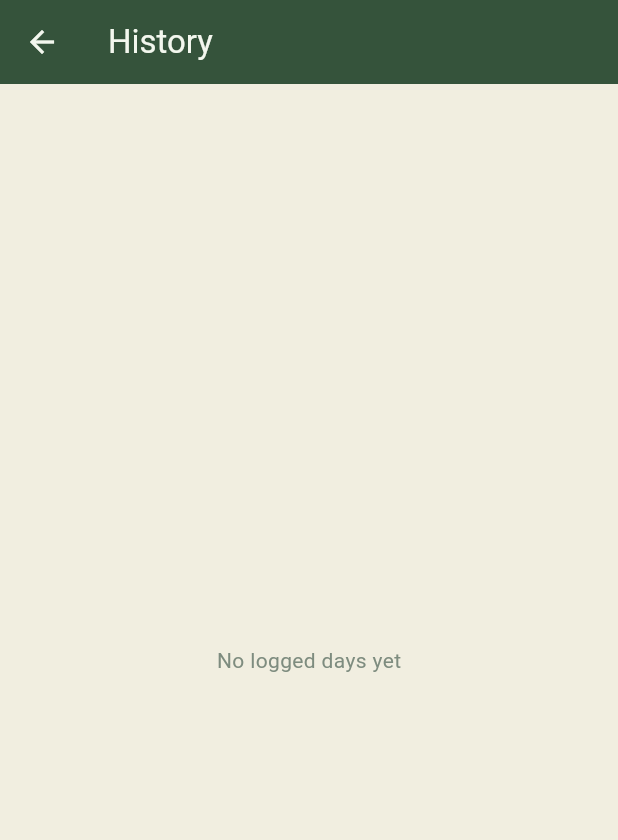
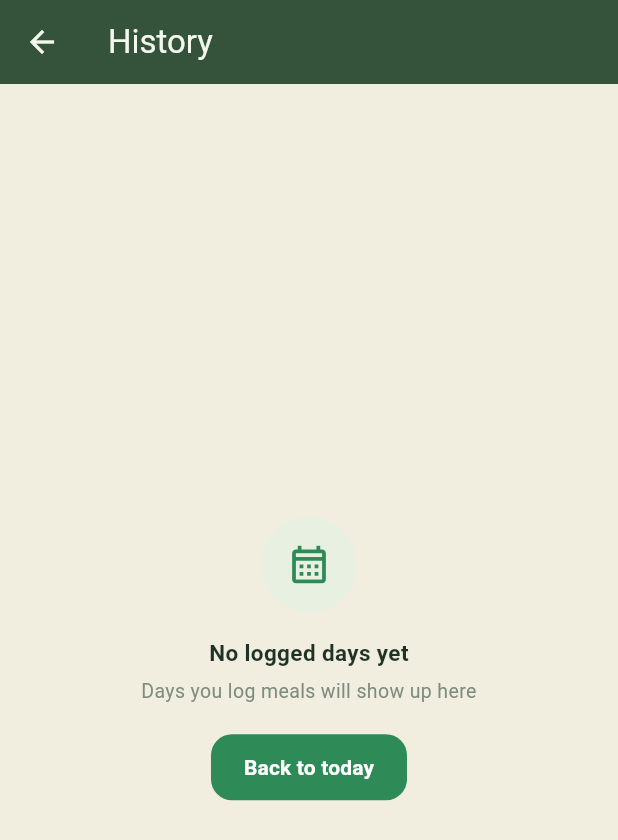
Before and after one commit to abdulmoezshadi90-art/calorie_tracker, a Flutter app: the HomeScreen screen opened directly, after a tap on the "history" icon, on a phone screen of 412 x 824 dp. Shown: the top 840 px of the screen. Run offline on Flutter 3.47's test engine with Material 3 defaults, Android fonts, the phone set to English and light mode, and no system bars; our stand-ins replace shared_preferences; accounts and stored records are empty.

Commit message:
Empty states x4 with friendly EN/AR lines and clear actions
Shared EmptyState widget (icon, line, optional hint, one action) used
by search (clear-search restores the list), history (back to today),
and meal detail (add a food into search). Home gets an inline banner
when the selected day has no entries, opening the same meal chooser as
the add button (_chooseMeal promoted to top-level). 4 new tests, one
per state, each exercising its action. Closes #7.

Co-Authored-By: Claude Fable 5 <noreply@anthropic.com>

```diff
--- /dev/null
+++ b/lib/empty_state.dart
@@ -0,0 +1,85 @@
+import 'package:flutter/material.dart';
+
+import 'theme.dart';
+
+/// Shared friendly empty state: icon, short line, optional hint, and one
+/// clear action. Used by search, history and meal detail (the home screen
+/// uses an inline banner tuned to its layout).
+class EmptyState extends StatelessWidget {
+  const EmptyState({
+    super.key,
+    required this.icon,
+    required this.line,
+    this.hint,
+    required this.actionLabel,
+    required this.onAction,
+  });
+
+  final IconData icon;
+  final String line;
+  final String? hint;
+  final String actionLabel;
+  final VoidCallback onAction;
+
+  @override
+  Widget build(BuildContext context) {
+    final c = AppColors.of(context);
+    return Center(
+      child: Padding(
+        padding: const EdgeInsets.all(32),
+        child: Column(
+          mainAxisSize: MainAxisSize.min,
+          children: [
+            Container(
+              width: 64,
+              height: 64,
+              alignment: Alignment.center,
+              decoration: BoxDecoration(color: c.chipBg, shape: BoxShape.circle),
+              child: Icon(icon, size: 30, color: c.accent),
+            ),
+            const SizedBox(height: 16),
+            Text(
+              line,
+              textAlign: TextAlign.center,
+              style: TextStyle(
+                fontSize: 15,
+                fontWeight: FontWeight.w600,
+                color: c.ink,
+              ),
+            ),
+            if (hint != null) ...[
+              const SizedBox(height: 6),
+              Text(
+                hint!,
+                textAlign: TextAlign.center,
+                style: TextStyle(fontSize: 13, height: 1.4, color: c.muted),
+              ),
+            ],
+            const SizedBox(height: 18),
+            FilledButton(
+              style: FilledButton.styleFrom(
+                backgroundColor: c.accent,
+                foregroundColor: c.onAccent,
+                padding: const EdgeInsets.symmetric(
+                  horizontal: 22,
+                  vertical: 12,
+                ),
+                shape: RoundedRectangleBorder(
+                  borderRadius: BorderRadius.circular(14),
+                ),
+              ),
+              onPressed: onAction,
+              child: Text(
+                actionLabel,
+                style: const TextStyle(
+                  fontSize: 14,
+                  fontWeight: FontWeight.w600,
+                ),
+              ),
+            ),
+          ],
+        ),
+      ),
+    );
+  }
+}
--- a/lib/history_screen.dart
+++ b/lib/history_screen.dart
@@ -1,6 +1,7 @@
 import 'package:flutter/material.dart';
 
 import 'app_state.dart';
+import 'empty_state.dart';
 import 'food_db.dart';
 import 'models.dart';
 import 'theme.dart';
@@ -25,8 +26,12 @@ class HistoryScreen extends StatelessWidget {
         title: Text(l.history),
       ),
       body: dates.isEmpty
-          ? Center(
-              child: Text(l.historyEmpty, style: TextStyle(color: c.muted)),
+          ? EmptyState(
+              icon: Icons.calendar_month_outlined,
+              line: l.historyEmpty,
+              hint: l.historyEmptyHint,
+              actionLabel: l.backToToday,
+              onAction: () => Navigator.of(context).pop(),
             )
           : ListView.builder(
               padding: const EdgeInsets.all(16),
--- a/lib/home_screen.dart
+++ b/lib/home_screen.dart
@@ -38,6 +38,8 @@ class HomeScreen extends StatelessWidget {
                     const SizedBox(height: 24),
                     const _MealsHeader(),
                     const SizedBox(height: 4),
+                    if (state.loggedMealCount(date) == 0)
+                      const _EmptyTodayBanner(),
                     _MealsList(totals: totals),
                     const SizedBox(height: 14),
                     const _AddMealButton(),
@@ -857,6 +859,64 @@ class _RoundBtn extends StatelessWidget {
   }
 }
 
+/// Friendly banner when nothing is logged on the selected day; tapping it
+/// opens the same meal chooser as the add button.
+class _EmptyTodayBanner extends StatelessWidget {
+  const _EmptyTodayBanner();
+
+  @override
+  Widget build(BuildContext context) {
+    final state = AppScope.of(context);
+    final c = AppColors.of(context);
+    final l = state.l;
+
+    return Padding(
+      padding: const EdgeInsets.only(top: 6, bottom: 10),
+      child: Material(
+        color: c.chipBg,
+        borderRadius: BorderRadius.circular(16),
+        child: InkWell(
+          borderRadius: BorderRadius.circular(16),
+          onTap: () => _chooseMeal(context, state),
+          child: Padding(
+            padding: const EdgeInsets.symmetric(horizontal: 16, vertical: 14),
+            child: Row(
+              children: [
+                Icon(Icons.restaurant_outlined, size: 20, color: c.accent),
+                const SizedBox(width: 12),
+                Expanded(
+                  child: Column(
+                    crossAxisAlignment: CrossAxisAlignment.start,
+                    children: [
+                      Text(
+                        l.emptyTodayLine,
+                        style: TextStyle(
+                          fontSize: 13,
+                          fontWeight: FontWeight.w600,
+                          color: c.ink,
+                        ),
+                      ),
+                      Text(
+                        l.emptyTodayAction,
+                        style: TextStyle(
+                          fontSize: 12,
+                          fontWeight: FontWeight.w600,
+                          color: c.accent,
+                        ),
+                      ),
+                    ],
+                  ),
+                ),
+                Icon(Icons.add_circle_outline, size: 20, color: c.accent),
+              ],
+            ),
+          ),
+        ),
+      ),
+    );
+  }
+}
+
 class _AddMealButton extends StatelessWidget {
   const _AddMealButton();
 
@@ -900,8 +960,11 @@ class _AddMealButton extends StatelessWidget {
       ),
     );
   }
+}
 
-  void _chooseMeal(BuildContext context, AppState state) {
+/// Bottom sheet asking which meal to add to; shared by the add-meal button
+/// and the empty-today banner.
+void _chooseMeal(BuildContext context, AppState state) {
     final c = AppColors.of(context);
     final l = state.l;
     showModalBottomSheet(
@@ -955,7 +1018,6 @@ class _AddMealButton extends StatelessWidget {
         ),
       ),
     );
-  }
 }
 
 // ───────────────────────── Shared building blocks ─────────────────────────
--- a/lib/l10n.dart
+++ b/lib/l10n.dart
@@ -95,6 +95,21 @@ class L10n {
       : 'You can start with the defaults and change them anytime in settings.';
   String get replayOnboarding => isAr ? 'إعادة عرض المقدمة' : 'Replay intro';
 
+  // Empty states: short friendly line + one clear action each.
+  String get emptyTodayLine =>
+      isAr ? 'لم تسجّل شيئًا اليوم بعد' : 'Nothing logged today yet';
+  String get emptyTodayAction =>
+      isAr ? 'سجّل أول وجبة' : 'Log your first meal';
+  String get searchEmptyHint => isAr
+      ? 'جرّب اسمًا آخر، بالعربية أو الإنجليزية'
+      : 'Try another name, in Arabic or English';
+  String get clearSearch => isAr ? 'مسح البحث' : 'Clear search';
+  String get historyEmptyHint => isAr
+      ? 'الأيام التي تسجّل فيها وجباتك ستظهر هنا'
+      : 'Days you log meals will show up here';
+  String get backToToday => isAr ? 'العودة إلى اليوم' : 'Back to today';
+  String get addFood => isAr ? 'أضف طعامًا' : 'Add a food';
+
   String mealName(MealType meal) => switch (meal) {
     MealType.breakfast => isAr ? 'الفطور' : 'Breakfast',
     MealType.lunch => isAr ? 'الغداء' : 'Lunch',
```
Also changed, not shown: lib/meal_detail_screen.dart (+8 -2 lines), lib/search_screen.dart (+18 -2 lines), 1 other file.
